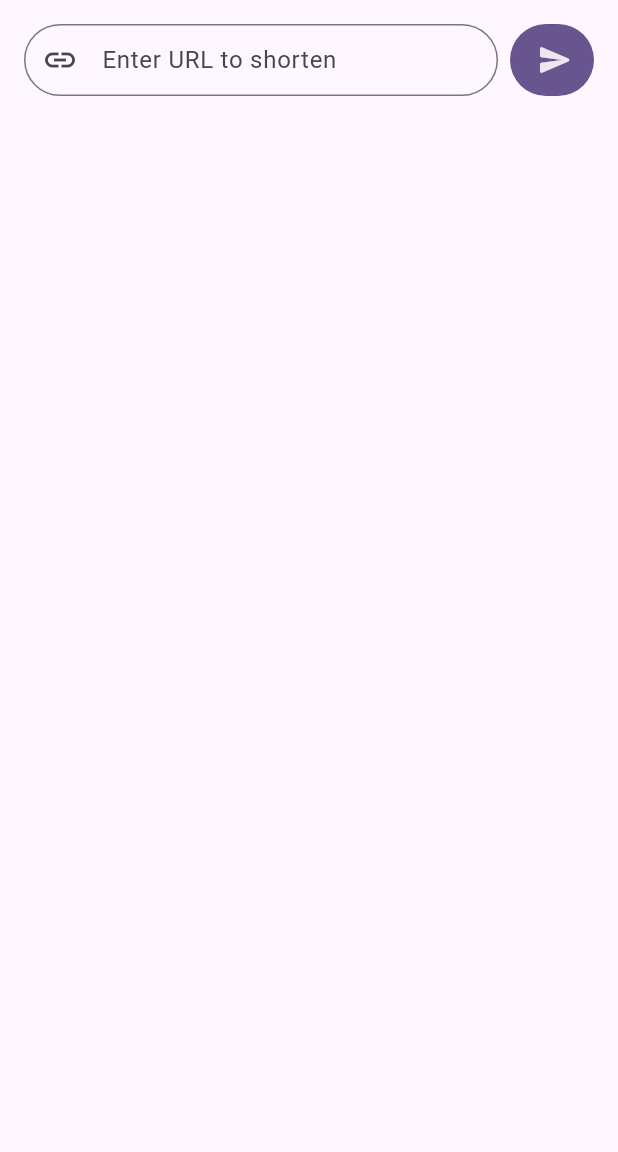
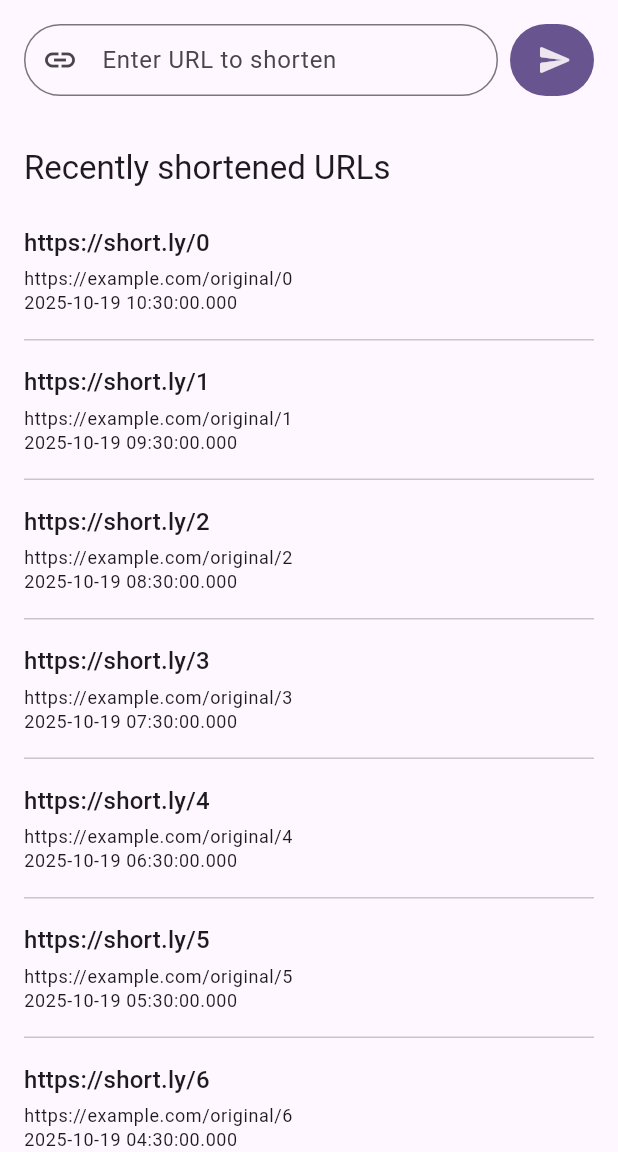
Before and after one commit to gmr-tech/url_shortner, a Flutter app: the screen it shows after launch, on a phone screen of 412 x 824 dp, the part 84-1236 px from its top. Run offline on Flutter 3.47's test engine with Material 3 defaults, Android fonts, the phone set to English and light mode, and no system bars; our stand-ins replace equatable, flutter_bloc.

Commit message:
feat: implement ShortenedLink model and update UI to display shortened links

```diff
--- a/lib/src/common/domain/shortened_link.dart
+++ b/lib/src/common/domain/shortened_link.dart
@@ -0,0 +1,22 @@
+import 'package:equatable/equatable.dart';
+
+class ShortenedLink extends Equatable {
+  const ShortenedLink({
+    required this.aliasId,
+    required this.originalUrl,
+    required this.shortUrl,
+    required this.createdAt,
+  });
+
+  final int aliasId;
+  final String originalUrl;
+  final String shortUrl;
+  final DateTime createdAt;
+
+  @override
+  List<Object?> get props => [
+    aliasId,
+    originalUrl,
+    shortUrl,
+  ];
+}
--- a/lib/src/common/presentation/home.dart
+++ b/lib/src/common/presentation/home.dart
@@ -1,7 +1,9 @@
 import 'package:flutter/material.dart';
 
+import '../../modules/history/presentation/widgets/shortened_links_list.dart';
 import '../../modules/shortener/presentation/widgets/send_input_button.dart';
 import '../../modules/shortener/presentation/widgets/url_input_field.dart';
+import '../domain/shortened_link.dart';
 
 class Home extends StatelessWidget {
   const Home({super.key});
@@ -17,8 +19,10 @@ class Home extends StatelessWidget {
           elevation: 2,
         ),
         body: Column(
+          crossAxisAlignment: CrossAxisAlignment.stretch,
           children: [
-            Padding(
+            Material(
+              child: Padding(
                 padding: const EdgeInsets.all(16),
                 child: Row(
                   spacing: 8,
@@ -30,6 +34,22 @@ class Home extends StatelessWidget {
                   ],
                 ),
               ),
+            ),
+            Expanded(
+              child: ShortenedLinksList(
+                shortenedLinks: List.generate(
+                  20,
+                  (index) => ShortenedLink(
+                    aliasId: index,
+                    originalUrl: 'https://example.com/original/$index',
+                    shortUrl: 'https://short.ly/$index',
+                    createdAt: DateTime.now().subtract(
+                      Duration(hours: index),
+                    ),
+                  ),
+                ).toSet(),
+              ),
+            ),
           ],
         ),
       ),
--- /dev/null
+++ b/lib/src/modules/history/presentation/widgets/shortened_link_tile.dart
@@ -0,0 +1,43 @@
+import 'package:flutter/material.dart';
+
+import '../../../../common/domain/shortened_link.dart';
+
+class ShortenedLinkTile extends StatelessWidget {
+  const ShortenedLinkTile({
+    required this.shortenedLink,
+    super.key,
+  });
+
+  final ShortenedLink shortenedLink;
+
+  @override
+  Widget build(BuildContext context) {
+    return InkWell(
+      onTap: () {},
+      child: Padding(
+        padding: const EdgeInsets.symmetric(
+          horizontal: 16,
+          vertical: 16,
+        ),
+        child: Column(
+          crossAxisAlignment: CrossAxisAlignment.start,
+          children: [
+            Text(
+              shortenedLink.shortUrl,
+              style: Theme.of(context).textTheme.titleMedium,
+            ),
+            const SizedBox(height: 4),
+            Text(
+              shortenedLink.originalUrl,
+              style: Theme.of(context).textTheme.bodySmall,
+            ),
+            Text(
+              shortenedLink.createdAt.toLocal().toString(),
+              style: Theme.of(context).textTheme.bodySmall,
+            ),
+          ],
+        ),
+      ),
+    );
+  }
+}
--- /dev/null
+++ b/lib/src/modules/history/presentation/widgets/shortened_links_list.dart
@@ -0,0 +1,46 @@
+import 'package:flutter/material.dart';
+
+import '../../../../common/domain/shortened_link.dart';
+import 'shortened_link_tile.dart';
+
+class ShortenedLinksList extends StatelessWidget {
+  const ShortenedLinksList({
+    required this.shortenedLinks,
+    super.key,
+  });
+
+  final Set<ShortenedLink> shortenedLinks;
+
+  @override
+  Widget build(BuildContext context) {
+    return Column(
+      crossAxisAlignment: CrossAxisAlignment.stretch,
+      spacing: 8,
+      children: [
+        Material(
+          child: Padding(
+            padding: const EdgeInsets.fromLTRB(16, 18, 16, 0),
+            child: Text(
+              'Recently shortened URLs',
+              style: Theme.of(context).textTheme.titleLarge,
+            ),
+          ),
+        ),
+        Expanded(
+          child: ListView.separated(
+            itemCount: shortenedLinks.length,
+            itemBuilder: (context, index) => ShortenedLinkTile(
+              shortenedLink: shortenedLinks.elementAt(index),
+            ),
+            separatorBuilder: (context, index) => const Divider(
+              height: 1,
+              thickness: 1,
+              indent: 16,
+              endIndent: 16,
+            ),
+          ),
+        ),
+      ],
+    );
+  }
+}
```
Also changed, not shown: lib/src/common/domain/input_link.dart (line endings or trailing spaces), lib/src/modules/history/presentation/widgets/shorted_link_tile.dart (deleted), lib/src/modules/history/presentation/widgets/shorted_links_list.dart (deleted). Lines whose indentation alone changed are shown as unchanged.
